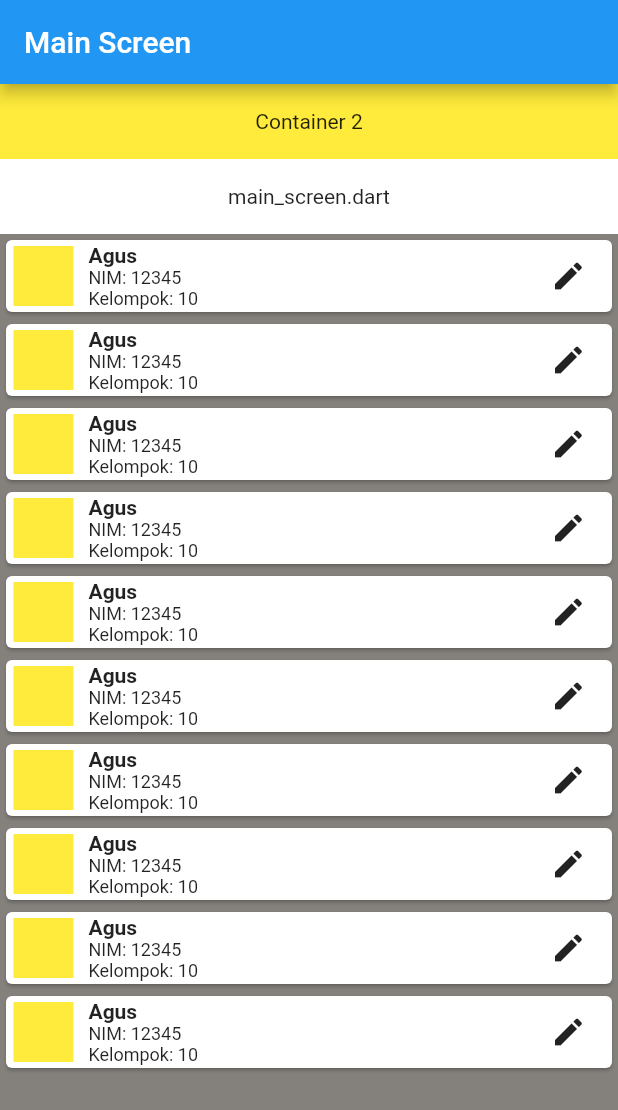
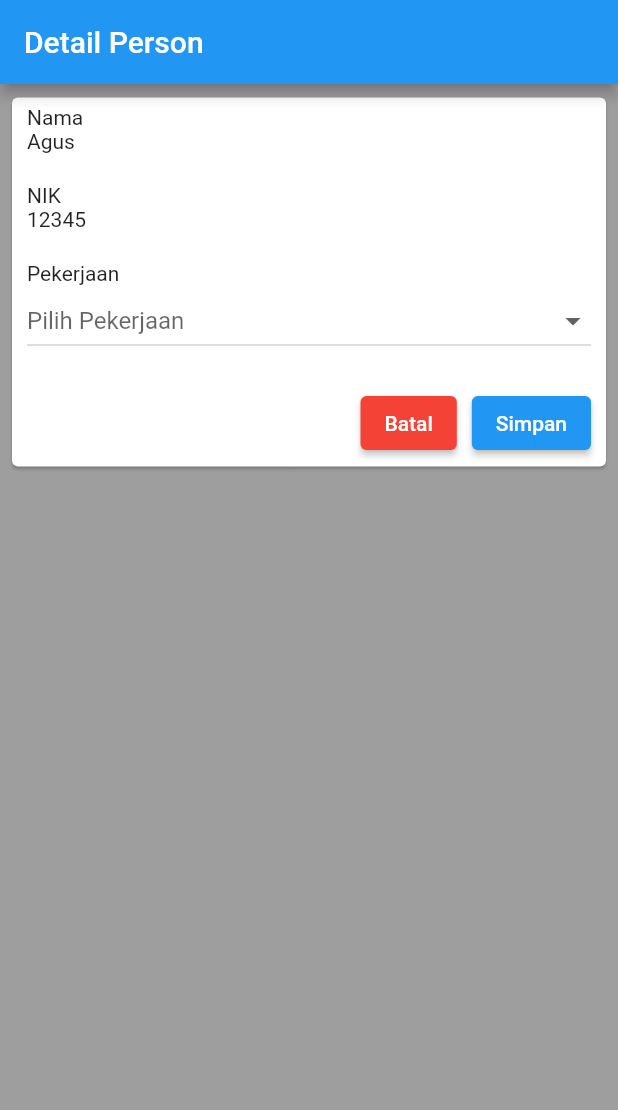
Before and after one commit to mohammadzarkasi/flutter-2021, a Flutter app: the screen it shows after launch, on a phone screen of 412 x 824 dp. Shown: the top 1110 px of the screen. Run offline on Flutter 3.47's test engine with Material 2 defaults, Android fonts, the phone set to English and light mode, and no system bars.

Commit message:
detail screen

```diff
--- /dev/null
+++ b/lib/detail_screen.dart
@@ -0,0 +1,77 @@
+import 'package:flutter/material.dart';
+
+class DetailScreen extends StatefulWidget {
+  const DetailScreen({Key? key}) : super(key: key);
+
+  @override
+  _DetailScreenState createState() => _DetailScreenState();
+}
+
+class _DetailScreenState extends State<DetailScreen> {
+  var selectedPekerjaan = -1;
+  @override
+  Widget build(BuildContext context) {
+    return Scaffold(
+      appBar: AppBar(title: Text('Detail Person')),
+      body: Container(
+        color: Colors.grey.shade500,
+        padding: EdgeInsets.symmetric(vertical: 5, horizontal: 4),
+        height: double.infinity,
+        width: double.infinity,
+        child: Column(
+          children: [
+            Container(
+              width: double.infinity,
+              child: Card(
+                child: Container(
+                  padding: EdgeInsets.symmetric(horizontal: 10, vertical: 5),
+                  child: Column(
+                    crossAxisAlignment: CrossAxisAlignment.start,
+                    children: [
+                      Text('Nama'),
+                      Text('Agus'),
+                      SizedBox(height: 20),
+                      Text('NIK'),
+                      Text('12345'),
+                      SizedBox(height: 20),
+                      Text('Pekerjaan'),
+                      DropdownButton(
+                        hint: Text('Pilih Pekerjaan'),
+                        onChanged: (int? data) {
+                          setState(() {
+                            selectedPekerjaan = data ?? -1;
+                          });
+                        },
+                        isExpanded: true,
+                        value: selectedPekerjaan <= 1 ? null : selectedPekerjaan,
+                        items: [
+                          DropdownMenuItem(child: Text('Petani'), value: 1),
+                          DropdownMenuItem(child: Text('Nelayan'), value: 2),
+                          DropdownMenuItem(child: Text('Karyawan Swasta'), value: 3),
+                          DropdownMenuItem(child: Text('Petani'), value: 4),
+                        ],
+                      ),
+                      SizedBox(height: 20),
+                      Row(
+                        mainAxisAlignment: MainAxisAlignment.end,
+                        children: [
+                          ElevatedButton(
+                            onPressed: () {},
+                            child: Text('Batal'),
+                            style: ElevatedButton.styleFrom(primary: Colors.red),
+                          ),
+                          SizedBox(width: 10),
+                          ElevatedButton(onPressed: () {}, child: Text('Simpan')),
+                        ],
+                      ),
+                    ],
+                  ),
+                ),
+              ),
+            ),
+          ],
+        ),
+      ),
+    );
+  }
+}
--- a/lib/main.dart
+++ b/lib/main.dart
@@ -1,3 +1,4 @@
+import 'package:app_studio/detail_screen.dart';
 import 'package:app_studio/main_screen.dart';
 import 'package:app_studio/main_screen2.dart';
 import 'package:app_studio/screen2.dart';
@@ -15,7 +16,8 @@ class MyApp2 extends StatelessWidget{
     return MaterialApp(
       debugShowCheckedModeBanner: false,
       // home: Screen2(),
-      home: MainScreen2(),
+      // home: MainScreen2(),
+      home: DetailScreen(),
       // home: MyApp(),
     );
   }
--- a/lib/main_screen2.dart
+++ b/lib/main_screen2.dart
@@ -66,7 +66,6 @@ class _MainScreenState extends State<MainScreen2> {
           ],
         ),
       ),
-      ),
     );
   }
 }
```
Lines whose indentation alone changed are shown as unchanged.
